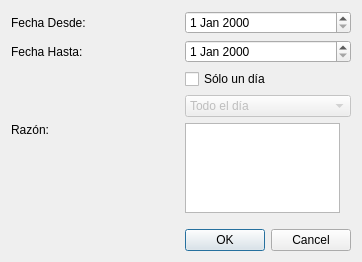
Above: windows/DayRequestWindow.ui from santichialvo/holidaysAdministrator before the change. Below: the same form after it.
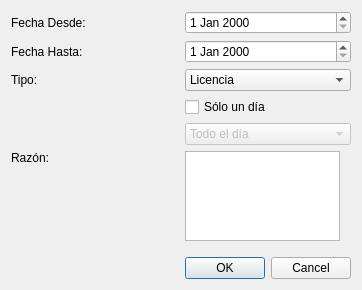
That is the form after the change. Icons and pictures are not drawn.

Diff of the .ui file:
```diff
--- a/windows/DayRequestWindow.ui
+++ b/windows/DayRequestWindow.ui
@@ -7,7 +7,7 @@
     <x>0</x>
     <y>0</y>
     <width>362</width>
-    <height>251</height>
+    <height>280</height>
    </rect>
   </property>
   <property name="windowTitle">
@@ -146,6 +146,27 @@
      </item>
     </widget>
    </item>
+   <item row="2" column="0">
+    <widget class="QLabel" name="label_4">
+     <property name="text">
+      <string>Tipo:</string>
+     </property>
+    </widget>
+   </item>
+   <item row="2" column="2">
+    <widget class="QComboBox" name="tipo">
+     <item>
+      <property name="text">
+       <string>Licencia</string>
+      </property>
+     </item>
+     <item>
+      <property name="text">
+       <string>Ausencia</string>
+      </property>
+     </item>
+    </widget>
+   </item>
   </layout>
  </widget>
  <resources>
```
